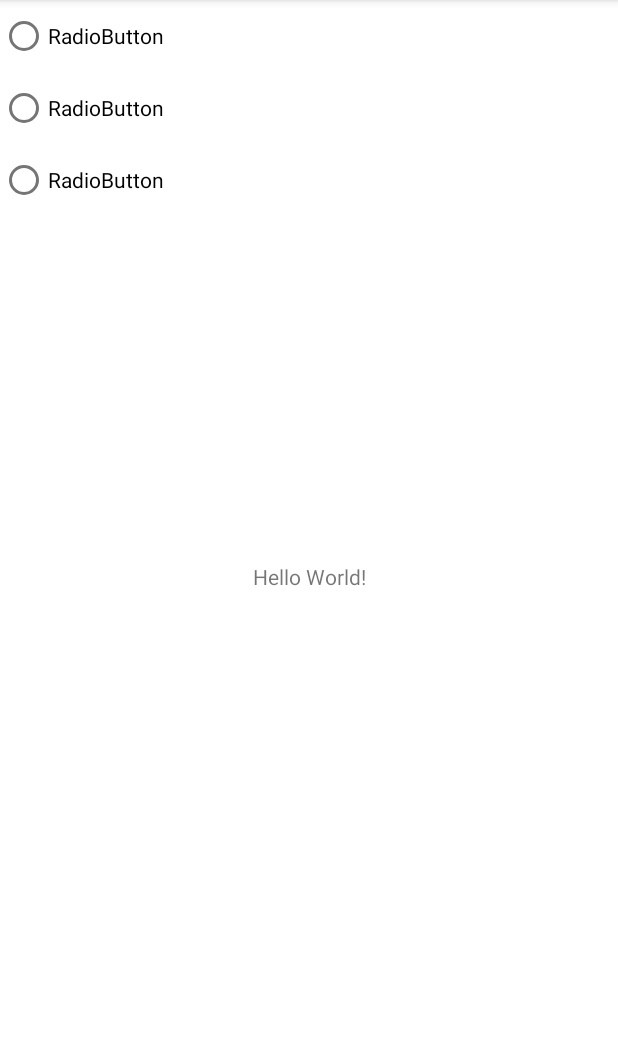
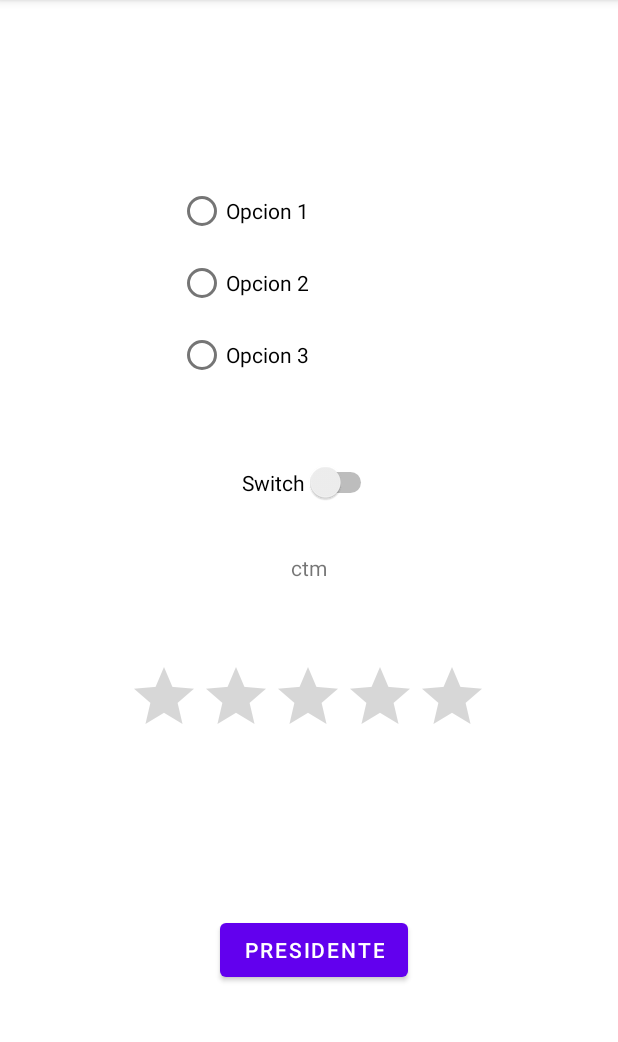
Before and after one commit to CristianSanchezBard/CapturaPantalla, an Android app: the screen it shows after launch (MainActivity), on a phone screen of 412 x 824 dp, the part 84-1126 px from its top. Run offline under Robolectric (Android 15) with nearby library versions, the phone set to English and light mode, and no system bars.

```diff
--- a/app/src/main/java/com/example/capturapantalla/MainActivity.java
+++ b/app/src/main/java/com/example/capturapantalla/MainActivity.java
@@ -2,9 +2,24 @@ package com.example.capturapantalla;
 
 import androidx.appcompat.app.AppCompatActivity;
 
+import android.content.Intent;
+import android.graphics.Bitmap;
 import android.os.Bundle;
+import android.view.View;
+import android.widget.Button;
+import android.widget.ImageView;
+import android.widget.Switch;
+import android.widget.Toast;
 
 public class MainActivity extends AppCompatActivity {
+
+
+    static Bitmap bitmap;
+    Switch interruptor;
+    Button boton;
+
+
+
 
     @Override
     protected void onCreate(Bundle savedInstanceState) {
@@ -12,8 +27,21 @@ public class MainActivity extends AppCompatActivity {
         setContentView(R.layout.activity_main);
     }
 
+    @Override
+    protected void onPause() {
+        super.onPause();
+        View v= getWindow().getDecorView().getRootView();
+        v.setDrawingCacheEnabled(true);
+        bitmap= Bitmap.createBitmap(v.getDrawingCache());
+        v.setDrawingCacheEnabled(false);
+
+    }
+
+    public void lanzarVentalla(){
+        Intent lanzar = new Intent(this,SegundaPantalla.class);
 
 
+    }
 
 
 }
--- a/app/src/main/java/com/example/capturapantalla/SegundaPantalla.java
+++ b/app/src/main/java/com/example/capturapantalla/SegundaPantalla.java
@@ -3,8 +3,11 @@ package com.example.capturapantalla;
 import androidx.appcompat.app.AppCompatActivity;
 
 import android.os.Bundle;
+import android.widget.ImageView;
 
 public class SegundaPantalla extends AppCompatActivity {
+
+    ImageView imagen= findViewById(R.id.ivImagen);
 
     @Override
     protected void onCreate(Bundle savedInstanceState) {
--- a/app/src/main/res/layout/activity_main.xml
+++ b/app/src/main/res/layout/activity_main.xml
@@ -7,37 +7,75 @@
     tools:context=".MainActivity">
 
     <TextView
+        android:id="@+id/tvctm"
         android:layout_width="wrap_content"
         android:layout_height="wrap_content"
-        android:text="Hello World!"
+        android:text="ctm"
         app:layout_constraintBottom_toBottomOf="parent"
         app:layout_constraintLeft_toLeftOf="parent"
         app:layout_constraintRight_toRightOf="parent"
-        app:layout_constraintTop_toTopOf="parent" />
+        app:layout_constraintTop_toBottomOf="@+id/radioGroup"
+        app:layout_constraintVertical_bias="0.2" />
 
     <RadioGroup
+        android:id="@+id/radioGroup"
         android:layout_width="175dp"
         android:layout_height="157dp"
-        tools:layout_editor_absoluteX="101dp"
-        tools:layout_editor_absoluteY="57dp" >
+        app:layout_constraintBottom_toBottomOf="parent"
+        app:layout_constraintEnd_toEndOf="parent"
+        app:layout_constraintStart_toStartOf="parent"
+        app:layout_constraintTop_toTopOf="parent"
+        app:layout_constraintVertical_bias="0.191">
 
         <RadioButton
             android:id="@+id/radioButton4"
             android:layout_width="match_parent"
             android:layout_height="wrap_content"
-            android:text="RadioButton" />
+            android:text="Opcion 1" />
 
         <RadioButton
             android:id="@+id/radioButton5"
             android:layout_width="match_parent"
             android:layout_height="wrap_content"
-            android:text="RadioButton" />
+            android:text="Opcion 2" />
 
         <RadioButton
             android:id="@+id/radioButton6"
             android:layout_width="match_parent"
             android:layout_height="wrap_content"
-            android:text="RadioButton" />
+            android:text="Opcion 3" />
     </RadioGroup>
 
+    <RatingBar
+        android:id="@+id/ratingBar"
+        android:layout_width="wrap_content"
+        android:layout_height="wrap_content"
+        app:layout_constraintBottom_toBottomOf="parent"
+        app:layout_constraintEnd_toEndOf="parent"
+        app:layout_constraintHorizontal_bias="0.497"
+        app:layout_constraintStart_toStartOf="parent"
+        app:layout_constraintTop_toBottomOf="@+id/tvctm"
+        app:layout_constraintVertical_bias="0.163" />
+
+    <Switch
+        android:id="@+id/switch1"
+        android:layout_width="wrap_content"
+        android:layout_height="wrap_content"
+        android:text="Switch"
+        app:layout_constraintBottom_toTopOf="@+id/tvctm"
+        app:layout_constraintEnd_toEndOf="parent"
+        app:layout_constraintStart_toStartOf="parent"
+        app:layout_constraintTop_toBottomOf="@+id/radioGroup" />
+
+    <Button
+        android:id="@+id/btPresidente"
+        android:layout_width="wrap_content"
+        android:layout_height="wrap_content"
+        android:text="PRESIDENTE"
+        app:layout_constraintBottom_toBottomOf="parent"
+        app:layout_constraintEnd_toEndOf="parent"
+        app:layout_constraintHorizontal_bias="0.511"
+        app:layout_constraintStart_toStartOf="parent"
+        app:layout_constraintTop_toBottomOf="@+id/ratingBar" />
+
 </androidx.constraintlayout.widget.ConstraintLayout>
--- a/app/src/main/res/layout/activity_segunda_pantalla.xml
+++ b/app/src/main/res/layout/activity_segunda_pantalla.xml
@@ -4,6 +4,16 @@
     xmlns:tools="http://schemas.android.com/tools"
     android:layout_width="match_parent"
     android:layout_height="match_parent"
+    android:background="@color/purple_500"
     tools:context=".SegundaPantalla">
 
+    <ImageView
+        android:id="@+id/ivImagen"
+        android:layout_width="wrap_content"
+        android:layout_height="wrap_content"
+        app:layout_constraintBottom_toBottomOf="parent"
+        app:layout_constraintEnd_toEndOf="parent"
+        app:layout_constraintStart_toStartOf="parent"
+        app:layout_constraintTop_toTopOf="parent"
+        tools:srcCompat="@tools:sample/avatars" />
 </androidx.constraintlayout.widget.ConstraintLayout>
```
